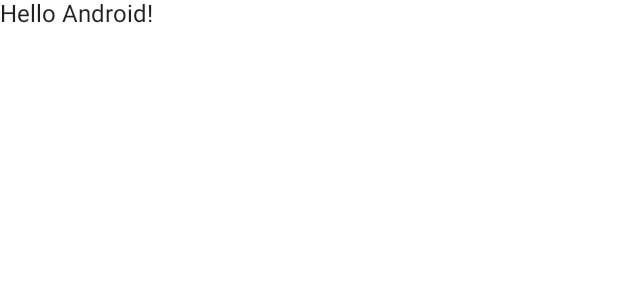
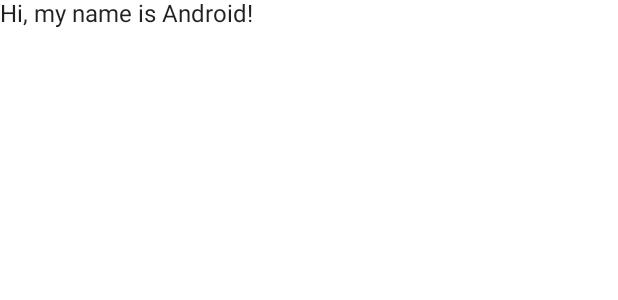
Before and after one commit to BogdanPetrisor/GreetingCard, an Android app built with Jetpack Compose: the @Preview function DefaultPreview, on a phone screen of 412 x 824 dp. Shown: the top 300 px of the screen. Run offline under Robolectric (Android 15) with nearby library versions, the phone set to English and light mode, and no system bars.

Commit message:
Modify text in Greeting function

```diff
--- a/app/src/main/java/com/example/greetingcard/MainActivity.kt
+++ b/app/src/main/java/com/example/greetingcard/MainActivity.kt
@@ -28,7 +28,7 @@ class MainActivity : ComponentActivity() {
 
 @Composable
 fun Greeting(name: String) {
-    Text(text = "Hello $name!")
+    Text(text = "Hi, my name is $name!")
 }
 
 @Preview(showBackground = true)
```
